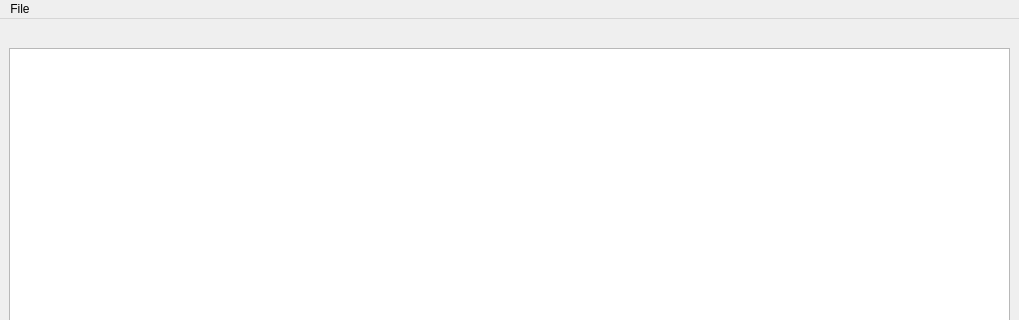
The window that CueEngine/CueEngine.ui (macdroid53/ShowControl_DONOTUSE) describes before a commit, drawn with Qt 5; both pictures show x 0 to 1019 and y 0 to 320 of the 1019 by 614 pixel window.
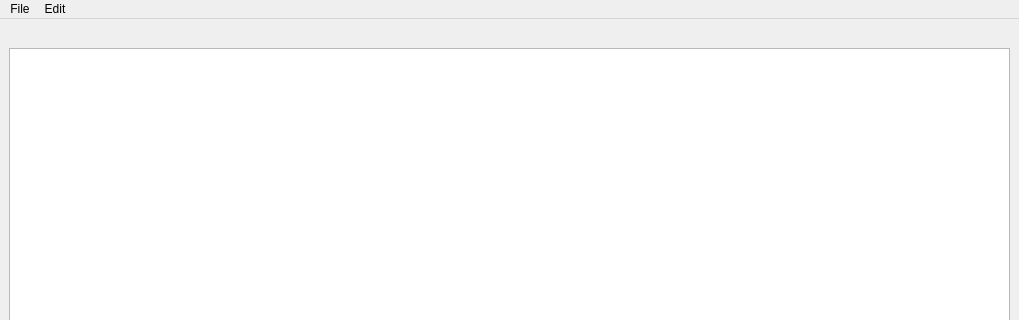
The same window after the commit.

Commit message: Latest updates. Completed current functionality of preferences. CueEngine added edit cue by doubleclick on table

What changed in the file:
```diff
--- a/CueEngine/CueEngine.ui
+++ b/CueEngine/CueEngine.ui
@@ -119,7 +119,14 @@
     <addaction name="separator"/>
     <addaction name="actionExit"/>
    </widget>
+   <widget class="QMenu" name="menuEdit">
+    <property name="title">
+     <string>Edit</string>
+    </property>
+    <addaction name="actionPreferences"/>
+   </widget>
    <addaction name="menuFile"/>
+   <addaction name="menuEdit"/>
   </widget>
   <widget class="QStatusBar" name="statusbar"/>
   <action name="actionOpen_Show">
```
Left out of the diff: 5 changed lines with no effect on the pictures. The commit also changes 11 other files.
